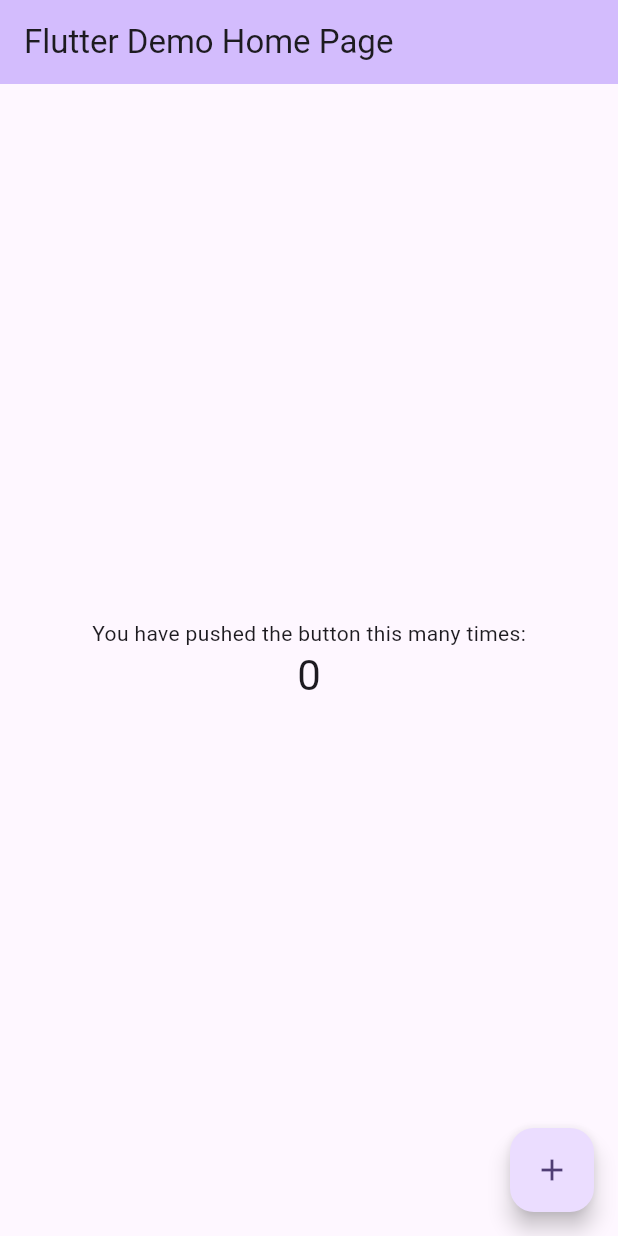
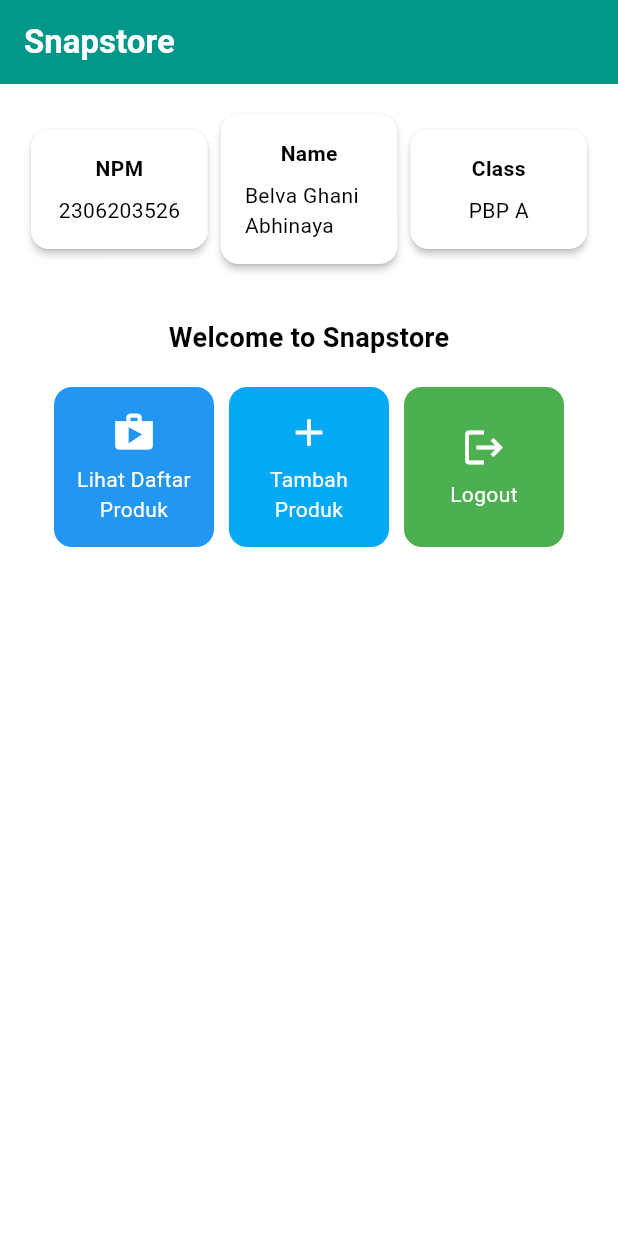
Before and after one commit to Staphlerr/snapstore-mobile, a Flutter app: the screen it shows after launch, on a phone screen of 412 x 824 dp. Run offline on Flutter 3.47's test engine with Material 3 defaults, Android fonts, the phone set to English and light mode, and no system bars.

Commit message:
Penyelesaian Tugas 7

```diff
--- a/lib/main.dart
+++ b/lib/main.dart
@@ -1,4 +1,5 @@
 import 'package:flutter/material.dart';
+import 'package:snapstore_mobile/menu.dart';
 
 void main() {
   runApp(const MyApp());
@@ -28,98 +29,12 @@
         //
         // This works for code too, not just values: Most code changes can be
         // tested with just a hot reload.
-        colorScheme: ColorScheme.fromSeed(seedColor: Colors.deepPurple),
+        colorScheme:  ColorScheme.fromSwatch(
+                      primarySwatch: Colors.teal,
+                      ).copyWith(secondary: Colors.tealAccent),
         useMaterial3: true,
       ),
-      home: const MyHomePage(title: 'Flutter Demo Home Page'),
+      home: MyHomePage(),
     );
   }
 }
-
-class MyHomePage extends StatefulWidget {
-  const MyHomePage({super.key, required this.title});
-
-  // This widget is the home page of your application. It is stateful, meaning
-  // that it has a State object (defined below) that contains fields that affect
-  // how it looks.
-
-  // This class is the configuration for the state. It holds the values (in this
-  // case the title) provided by the parent (in this case the App widget) and
-  // used by the build method of the State. Fields in a Widget subclass are
-  // always marked "final".
-
-  final String title;
-
-  @override
-  State<MyHomePage> createState() => _MyHomePageState();
-}
-
-class _MyHomePageState extends State<MyHomePage> {
-  int _counter = 0;
-
-  void _incrementCounter() {
-    setState(() {
-      // This call to setState tells the Flutter framework that something has
-      // changed in this State, which causes it to rerun the build method below
-      // so that the display can reflect the updated values. If we changed
-      // _counter without calling setState(), then the build method would not be
-      // called again, and so nothing would appear to happen.
-      _counter++;
-    });
-  }
-
-  @override
-  Widget build(BuildContext context) {
-    // This method is rerun every time setState is called, for instance as done
-    // by the _incrementCounter method above.
-    //
-    // The Flutter framework has been optimized to make rerunning build methods
-    // fast, so that you can just rebuild anything that needs updating rather
-    // than having to individually change instances of widgets.
-    return Scaffold(
-      appBar: AppBar(
-        // TRY THIS: Try changing the color here to a specific color (to
-        // Colors.amber, perhaps?) and trigger a hot reload to see the AppBar
-        // change color while the other colors stay the same.
-        backgroundColor: Theme.of(context).colorScheme.inversePrimary,
-        // Here we take the value from the MyHomePage object that was created by
-        // the App.build method, and use it to set our appbar title.
-        title: Text(widget.title),
-      ),
-      body: Center(
-        // Center is a layout widget. It takes a single child and positions it
-        // in the middle of the parent.
-        child: Column(
-          // Column is also a layout widget. It takes a list of children and
-          // arranges them vertically. By default, it sizes itself to fit its
-          // children horizontally, and tries to be as tall as its parent.
-          //
-          // Column has various properties to control how it sizes itself and
-          // how it positions its children. Here we use mainAxisAlignment to
-          // center the children vertically; the main axis here is the vertical
-          // axis because Columns are vertical (the cross axis would be
-          // horizontal).
-          //
-          // TRY THIS: Invoke "debug painting" (choose the "Toggle Debug Paint"
-          // action in the IDE, or press "p" in the console), to see the
-          // wireframe for each widget.
-          mainAxisAlignment: MainAxisAlignment.center,
-          children: <Widget>[
-            const Text(
-              'You have pushed the button this many times:',
-            ),
-            Text(
-              '$_counter',
-              style: Theme.of(context).textTheme.headlineMedium,
-            ),
-          ],
-        ),
-      ),
-      floatingActionButton: FloatingActionButton(
-        onPressed: _incrementCounter,
-        tooltip: 'Increment',
-        child: const Icon(Icons.add),
-      ), // This trailing comma makes auto-formatting nicer for build methods.
-    );
-  }
-}
--- /dev/null
+++ b/lib/menu.dart
@@ -0,0 +1,179 @@
+import 'package:flutter/material.dart';
+
+class MyHomePage extends StatelessWidget {
+    MyHomePage({super.key});
+    final String npm = '2306203526'; // NPM
+    final String name = 'Belva Ghani Abhinaya'; // Nama
+    final String className = 'PBP A'; // Kelas
+    final List<ItemHomepage> items = [
+         ItemHomepage("Lihat Daftar Produk", Icons.shop, Colors.blue),
+         ItemHomepage("Tambah Produk", Icons.add, Colors.lightBlue),
+         ItemHomepage("Logout", Icons.logout, Colors.green),
+    ];
+
+    @override
+    Widget build(BuildContext context) {
+    // Scaffold menyediakan struktur dasar halaman dengan AppBar dan body.
+    return Scaffold(
+      // AppBar adalah bagian atas halaman yang menampilkan judul.
+      appBar: AppBar(
+        // Judul aplikasi "Mental Health Tracker" dengan teks putih dan tebal.
+        title: const Text(
+          'Snapstore',
+          style: TextStyle(
+            color: Colors.white,
+            fontWeight: FontWeight.bold,
+          ),
+        ),
+        // Warna latar belakang AppBar diambil dari skema warna tema aplikasi.
+        backgroundColor: Theme.of(context).colorScheme.primary,
+      ),
+      // Body halaman dengan padding di sekelilingnya.
+      body: Padding(
+        padding: const EdgeInsets.all(16.0),
+        // Menyusun widget secara vertikal dalam sebuah kolom.
+        child: Column(
+          crossAxisAlignment: CrossAxisAlignment.center,
+          children: [
+            // Row untuk menampilkan 3 InfoCard secara horizontal.
+            Row(
+              mainAxisAlignment: MainAxisAlignment.spaceEvenly,
+              children: [
+                InfoCard(title: 'NPM', content: npm),
+                InfoCard(title: 'Name', content: name),
+                InfoCard(title: 'Class', content: className),
+              ],
+            ),
+
+            // Memberikan jarak vertikal 16 unit.
+            const SizedBox(height: 16.0),
+
+            // Menempatkan widget berikutnya di tengah halaman.
+            Center(
+              child: Column(
+                // Menyusun teks dan grid item secara vertikal.
+
+                children: [
+                  // Menampilkan teks sambutan dengan gaya tebal dan ukuran 18.
+                  const Padding(
+                    padding: EdgeInsets.only(top: 16.0),
+                    child: Text(
+                      'Welcome to Snapstore',
+                      style: TextStyle(
+                        fontWeight: FontWeight.bold,
+                        fontSize: 18.0,
+                      ),
+                    ),
+                  ),
+
+                  // Grid untuk menampilkan ItemCard dalam bentuk grid 3 kolom.
+                  GridView.count(
+                    primary: true,
+                    padding: const EdgeInsets.all(20),
+                    crossAxisSpacing: 10,
+                    mainAxisSpacing: 10,
+                    crossAxisCount: 3,
+                    // Agar grid menyesuaikan tinggi kontennya.
+                    shrinkWrap: true,
+
+                    // Menampilkan ItemCard untuk setiap item dalam list items.
+                    children: items.map((ItemHomepage item) {
+                      return ItemCard(item);
+                    }).toList(),
+                  ),
+                ],
+              ),
+            ),
+          ],
+        ),
+      ),
+    );
+  }
+}
+
+class ItemHomepage {
+  final String name;
+  final IconData icon;
+  final Color color; // Tambahkan warna di sini
+
+  ItemHomepage(this.name, this.icon, this.color);
+}
+
+
+class InfoCard extends StatelessWidget {
+  // Kartu informasi yang menampilkan title dan content.
+
+  final String title;  // Judul kartu.
+  final String content;  // Isi kartu.
+
+  const InfoCard({super.key, required this.title, required this.content});
+
+  @override
+  Widget build(BuildContext context) {
+    return Card(
+      // Membuat kotak kartu dengan bayangan dibawahnya.
+      elevation: 2.0,
+      child: Container(
+        // Mengatur ukuran dan jarak di dalam kartu.
+        width: MediaQuery.of(context).size.width / 3.5, // menyesuaikan dengan lebar device yang digunakan.
+        padding: const EdgeInsets.all(16.0),
+        // Menyusun title dan content secara vertikal.
+        child: Column(
+          children: [
+            Text(
+              title,
+              style: const TextStyle(fontWeight: FontWeight.bold),
+            ),
+            const SizedBox(height: 8.0),
+            Text(content),
+          ],
+        ),
+      ),
+    );
+  }
+}
+
+class ItemCard extends StatelessWidget {
+  final ItemHomepage item;
+
+  const ItemCard(this.item, {super.key});
+
+  @override
+  Widget build(BuildContext context) {
+    return Material(
+      // Gunakan warna dari item
+      color: item.color, // Ini akan mengambil warna dari item yang diberikan
+      borderRadius: BorderRadius.circular(12),
+      child: InkWell(
+        onTap: () {
+          ScaffoldMessenger.of(context)
+            ..hideCurrentSnackBar()
+            ..showSnackBar(
+              SnackBar(content: Text("Kamu telah menekan tombol ${item.name}!"))
+            );
+        },
+        child: Container(
+          padding: const EdgeInsets.all(8),
+          child: Center(
+            child: Column(
+              mainAxisAlignment: MainAxisAlignment.center,
+              children: [
+                Icon(
+                  item.icon,
+                  color: Colors.white,
+                  size: 30.0,
+                ),
+                const Padding(padding: EdgeInsets.all(3)),
+                Text(
+                  item.name,
+                  textAlign: TextAlign.center,
+                  style: const TextStyle(color: Colors.white),
+                ),
+              ],
+            ),
+          ),
+        ),
+      ),
+    );
+  }
+}
```
